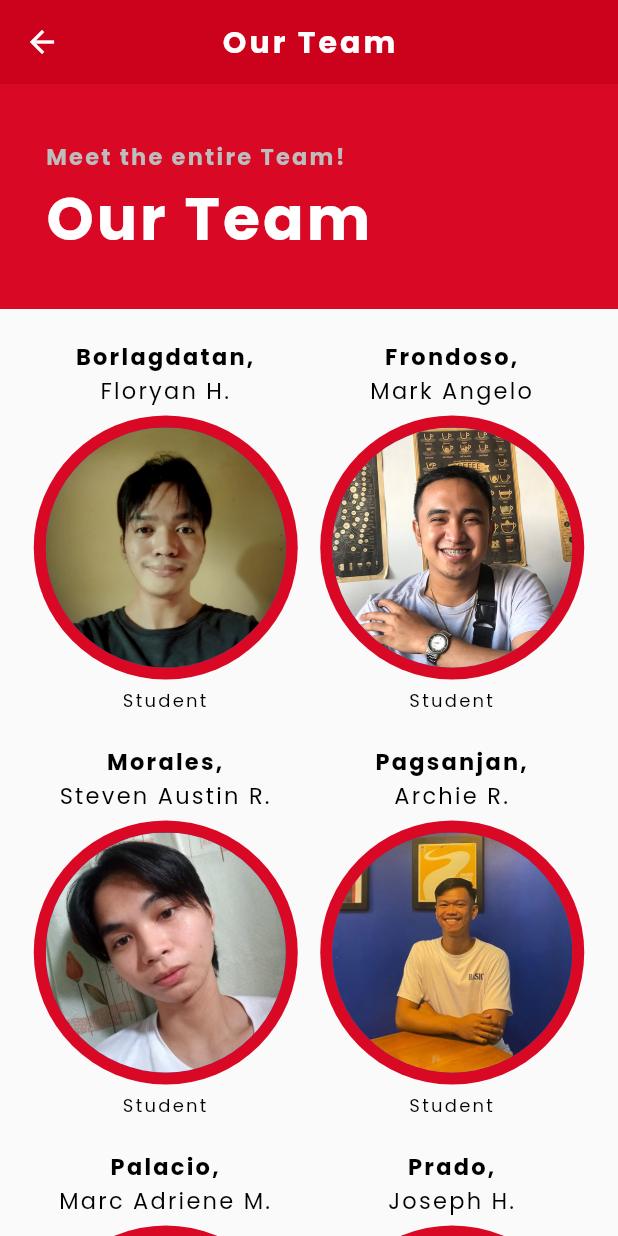
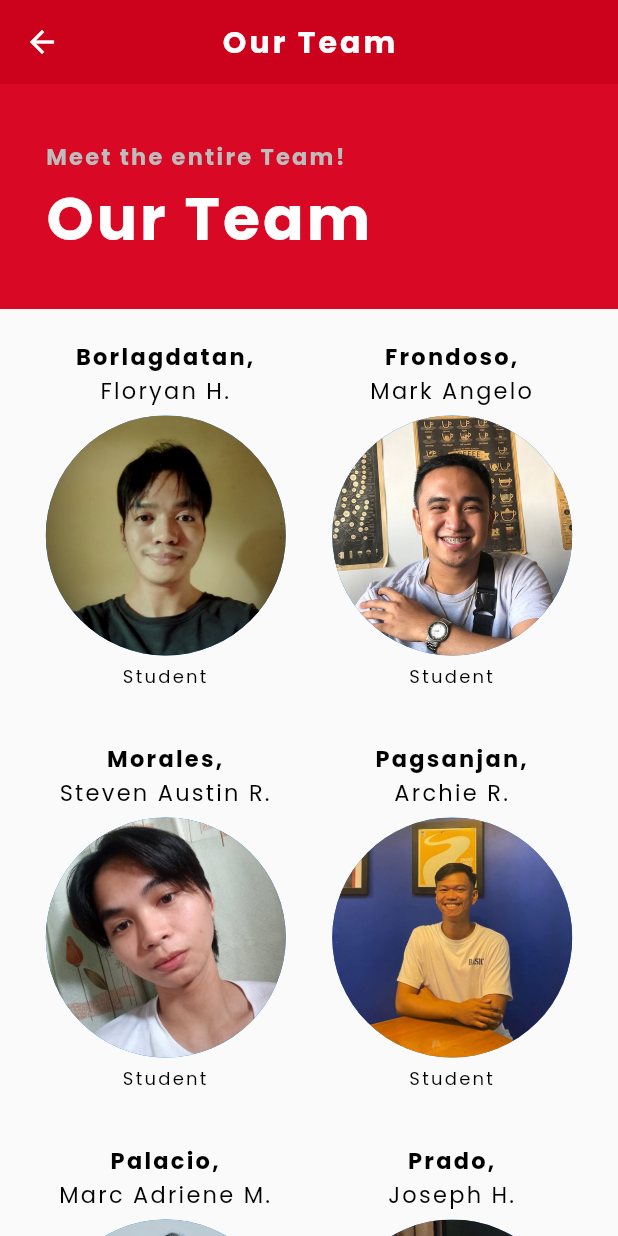
Before and after one commit to YAn-Banana/BCONS-Mobile-App, a Flutter app: the AboutBcons screen opened directly, after a tap on "Our Team", on a phone screen of 412 x 824 dp. Run offline on Flutter 3.47's test engine with Material 2 defaults, Android fonts, the light colour scheme and no system bars; our stand-ins replace carousel_slider, cloud_firestore, firebase_auth, firebase_core, firebase_database, firebase_storage and 10 more; missing offline and left inert: flutter_phone_direct_caller, tflite; accounts and stored records are empty.

Commit message:
Updating Ui

```diff
--- a/lib/PracticeFunctions/TypeOfReport/automated_report_with_confirmation.dart
+++ b/lib/PracticeFunctions/TypeOfReport/automated_report_with_confirmation.dart
@@ -312,6 +312,7 @@ class _AutomatedReportState extends State<AutomatedReport> {
                         children: [
                           Text(
                             'The image detected was $name',
+                            textAlign: TextAlign.center,
                             style: const TextStyle(
                                 fontFamily: 'PoppinsRegular',
                                 letterSpacing: 1.5,
--- a/lib/PracticeFunctions/getUserCurrentLocationFromAuto.dart
+++ b/lib/PracticeFunctions/getUserCurrentLocationFromAuto.dart
@@ -95,7 +95,7 @@ class _UserCurrentLocationAutoState extends State<UserCurrentLocationAuto> {
     return Scaffold(
       appBar: AppBar(
         title: const Text(
-          'User\'s Current Location',
+          'User\'s Location',
           style: TextStyle(
               fontFamily: 'PoppinsBold',
               letterSpacing: 2.0,
--- a/lib/PracticeFunctions/getUserCurrentLocationFromManual.dart
+++ b/lib/PracticeFunctions/getUserCurrentLocationFromManual.dart
@@ -95,7 +95,7 @@ class _UsersCurrentLocationState extends State<UsersCurrentLocation> {
     return Scaffold(
       appBar: AppBar(
         title: const Text(
-          'User\'s Current Location',
+          'User\'s Location',
           style: TextStyle(
               fontFamily: 'PoppinsBold',
               letterSpacing: 2.0,
--- a/lib/screens/HomeScreen/DrawerNavigator/about_bcons.dart
+++ b/lib/screens/HomeScreen/DrawerNavigator/about_bcons.dart
@@ -91,6 +91,10 @@ class _AboutBconsState extends State<AboutBcons> {
               Row(
                 crossAxisAlignment: CrossAxisAlignment.start,
                 children: [
+                  Expanded(
+                    flex: 1,
+                    child: Row(
+                      children: [
                         const Icon(
                           Icons.info,
                           size: 25.0,
@@ -119,8 +123,12 @@ class _AboutBconsState extends State<AboutBcons> {
                           ),
                         ),
                         const SizedBox(
-                    width: 110.0,
+                          width: 80.0,
                         ),
+                        Expanded(
+                          flex: 1,
+                          child: Row(
+                            children: [
                               const Icon(
                                 Icons.group,
                                 size: 25,
@@ -135,7 +143,8 @@ class _AboutBconsState extends State<AboutBcons> {
                                     Navigator.push(
                                         context,
                                         MaterialPageRoute(
-                                builder: (context) => const OurTeam()));
+                                            builder: (context) =>
+                                                const OurTeam()));
                                   });
                                 },
                                 child: const Text(
@@ -150,6 +159,12 @@ class _AboutBconsState extends State<AboutBcons> {
                               ),
                             ],
                           ),
+                        ),
+                      ],
+                    ),
+                  ),
+                ],
+              ),
             ]),
           ),
         ],
--- a/lib/screens/HomeScreen/DrawerNavigator/our_team.dart
+++ b/lib/screens/HomeScreen/DrawerNavigator/our_team.dart
@@ -70,6 +70,7 @@ class _OurTeamState extends State<OurTeam> {
                 Row(
                   children: [
                     Expanded(
+                      flex: 1,
                       child: memberCard('Borlagdatan,', 'Floryan H.',
                           'floryan.JPG', 'Student'),
                     ),
@@ -77,6 +78,7 @@ class _OurTeamState extends State<OurTeam> {
                       width: 10,
                     ),
                     Expanded(
+                      flex: 1,
                       child: memberCard(
                           'Frondoso,', 'Mark Angelo', 'fronds.jpg', 'Student'),
                     ),
@@ -88,6 +90,7 @@ class _OurTeamState extends State<OurTeam> {
                 Row(
                   children: [
                     Expanded(
+                      flex: 1,
                       child: memberCard('Morales,', 'Steven Austin R.',
                           'steven.jpg', 'Student'),
                     ),
@@ -95,6 +98,7 @@ class _OurTeamState extends State<OurTeam> {
                       width: 10,
                     ),
                     Expanded(
+                      flex: 1,
                       child: memberCard(
                           'Pagsanjan,', 'Archie R.', 'archie.jpeg', 'Student'),
                     ),
@@ -106,6 +110,7 @@ class _OurTeamState extends State<OurTeam> {
                 Row(
                   children: [
                     Expanded(
+                      flex: 1,
                       child: memberCard('Palacio,', 'Marc Adriene M.',
                           'adriene.jpg', 'Student'),
                     ),
@@ -113,6 +118,7 @@ class _OurTeamState extends State<OurTeam> {
                       width: 10,
                     ),
                     Expanded(
+                      flex: 1,
                       child: memberCard(
                           'Prado,', 'Joseph H.', 'joseph.JPG', 'Student'),
                     ),
@@ -140,8 +146,8 @@ class _OurTeamState extends State<OurTeam> {
   Widget memberCard(
       String lastName, String firstName, String imageUrl, String descriptions) {
     return SizedBox(
-      height: 250,
-      width: 250,
+      height: 248,
+      width: 248,
       child: Column(children: [
         Text(
           lastName,
@@ -165,12 +171,8 @@ class _OurTeamState extends State<OurTeam> {
           height: 5,
         ),
         CircleAvatar(
-          radius: 88,
-          backgroundColor: const Color(0xffd90824),
-          child: CircleAvatar(
-            radius: 80.0,
-            backgroundImage: AssetImage('assets/images/$imageUrl'),
-          ),
+          radius: 80.0,
+          backgroundImage: AssetImage('assets/images/$imageUrl'),
         ),
         const SizedBox(
           height: 5,
```
Also changed, not shown: lib/screens/HomeScreen/DrawerNavigator/contacts.dart (+4 -4 lines), lib/screens/HomeScreen/DrawerNavigator/user_profile.dart (+10 -12 lines), lib/screens/HomeScreen/home_screen.dart (+4 -4 lines), 5 other files. Lines whose indentation alone changed are shown as unchanged.
